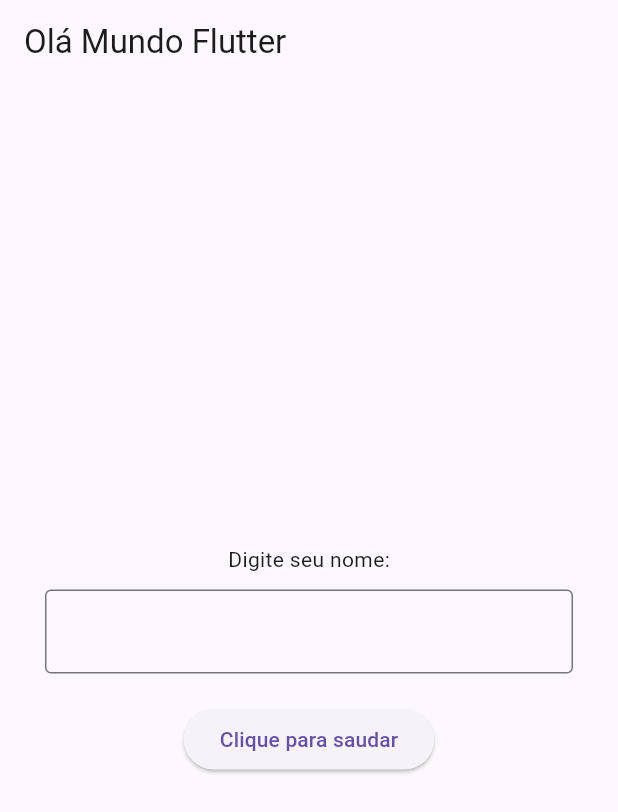
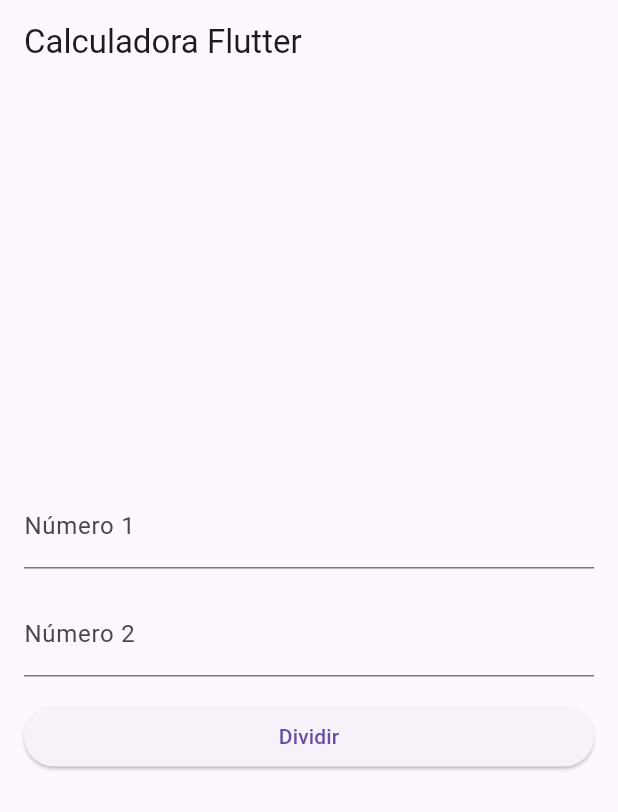
Before and after one commit to LoriaLawrenceZ/ST3-PHP, a Flutter app: the screen it shows after launch, on a phone screen of 412 x 824 dp. Shown: the top 812 px of the screen. Run offline on Flutter 3.47's test engine with Material 3 defaults, Android fonts, the phone set to English and light mode, and no system bars.

Commit message:
Ctrl c ctrl v calculadora

```diff
--- a/Mobile/exemplo_variaveis_operadores/lib/main.dart
+++ b/Mobile/exemplo_variaveis_operadores/lib/main.dart
@@ -1,14 +1,94 @@
+import 'package:flutter/material.dart';
+import 'dart:math';
 
 void main() {
-  //-----===| ATTRIBUTES |===-----//
-  String nome = "João";
-  int idade = 25;
-  double altura = 1.75;
-  bool estudante = true;
+  runApp(CalculadoraApp());
+}
 
-  //---=| Imprimindo variáveis
-  print("Nome: $nome");
-  print("Idade: $idade");
-  print("Altura: $altura");
-  print("Estudante: $estudante");
+class CalculadoraApp extends StatelessWidget {
+  @override
+  Widget build(BuildContext context) {
+    return MaterialApp(
+      home: Calculadora(),
+    );
+  }
 }
+
+class Calculadora extends StatefulWidget {
+  @override
+  _CalculadoraState createState() => _CalculadoraState();
+}
+
+class _CalculadoraState extends State<Calculadora> {
+  TextEditingController _controllerNumero1 = TextEditingController();
+  TextEditingController _controllerNumero2 = TextEditingController();
+  String _resultado = '';
+
+  void _calcular(String operacao) {
+    double numero1 = double.tryParse(_controllerNumero1.text) ?? 0.0;
+    double numero2 = double.tryParse(_controllerNumero2.text) ?? 0.0;
+    double? resultado;
+
+    setState(() {
+      switch (operacao) {
+        case 'Somar':
+          resultado = numero1 + numero2;
+          break;
+        case 'Subtrair':
+          resultado = numero1 - numero2;
+          break;
+        case 'Multiplicar':
+          resultado = numero1 * numero2;
+          break;
+        case 'Dividir':
+          resultado = (numero2 != 0 ? numero1 / numero2 : null)!;
+          break;
+        case 'Potencia':
+          resultado = pow(numero1, numero2) as double?;
+          break;
+        default:
+          resultado = 0.0;
+      }
+
+      _resultado =
+          resultado != null ? 'Resultado: $resultado' : 'Erro na operação';
+    });
+  }
+
+  @override
+  Widget build(BuildContext context) {
+    return Scaffold(
+      appBar: AppBar(
+        title: Text('Calculadora Flutter'),
+      ),
+      body: Padding(
+        padding: const EdgeInsets.all(16.0),
+        child: Column(
+          mainAxisAlignment: MainAxisAlignment.center,
+          crossAxisAlignment: CrossAxisAlignment.stretch,
+          children: [
+            TextField(
+              controller: _controllerNumero1,
+              keyboardType: TextInputType.number,
+              decoration: InputDecoration(labelText: 'Número 1'),
+            ),
+            SizedBox(height: 16.0),
+            TextField(
+              controller: _controllerNumero2,
+              keyboardType: TextInputType.number,
+              decoration: InputDecoration(labelText: 'Número 2'),
+            ),
+            SizedBox(height: 16.0),
+            ElevatedButton(
+              onPressed: () => _calcular('Dividir'),
+              child: Text('Dividir'),
+            ),
+            SizedBox(height: 16.0),
+            Text(_resultado,
+                style: TextStyle(fontSize: 18.0, fontWeight: FontWeight.bold)),
+          ],
+        ),
+      ),
+    );
+  }
+}
```
